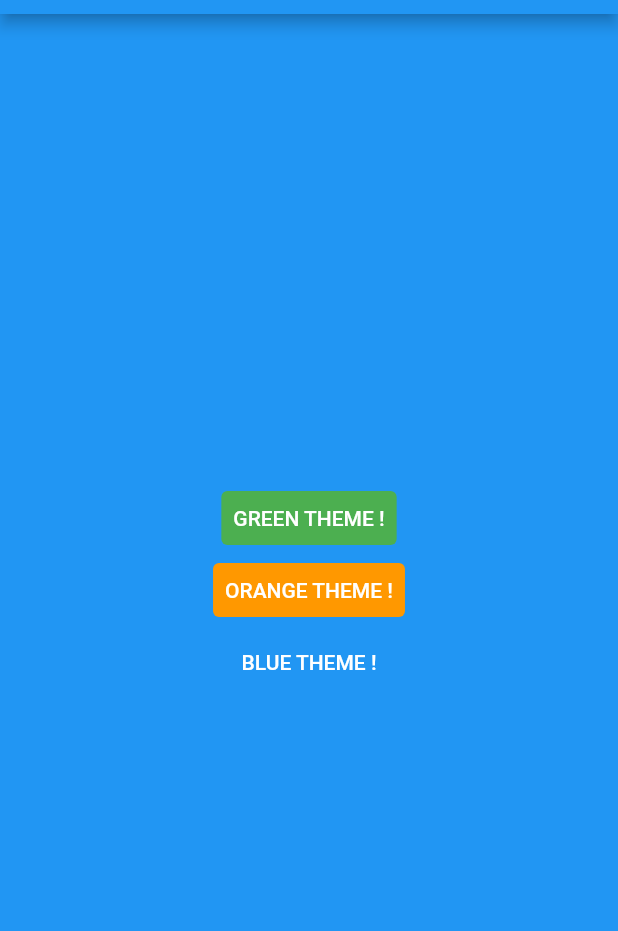
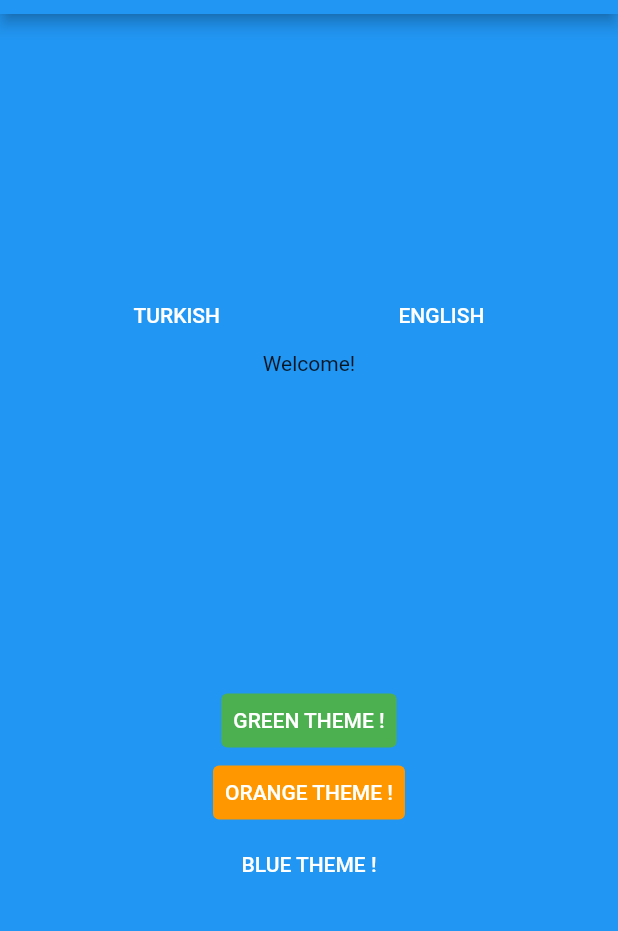
Before and after one commit to desxz/flutter-theme-management, a Flutter app: the screen it shows after launch, on a phone screen of 412 x 824 dp, the part 70-1001 px from its top. Run offline on Flutter 3.47's test engine with Material 2 defaults, Android fonts, the light colour scheme and no system bars; our stand-ins replace easy_localization.

Commit message:
Localization Management

```diff
--- /dev/null
+++ b/assets/translations/en-US.json
@@ -0,0 +1,3 @@
+{
+    "welcome": "Welcome!"
+}
--- /dev/null
+++ b/assets/translations/tr-TR.json
@@ -0,0 +1,3 @@
+{
+    "welcome": "Hoş geldiniz!"
+}
--- /dev/null
+++ b/lib/localization/config/localization_config.dart
@@ -0,0 +1,23 @@
+import 'package:easy_localization/easy_localization.dart';
+import 'package:flutter/material.dart';
+
+import '../../main.dart';
+import '../keys/codegen_loader.g.dart';
+import '../manager/localization_manager.dart';
+
+class LocalizationConfig extends StatelessWidget {
+  const LocalizationConfig({
+    Key? key,
+  }) : super(key: key);
+
+  @override
+  Widget build(BuildContext context) {
+    return EasyLocalization(
+      path: LocalizationManager.instance.localePath!,
+      supportedLocales: LocalizationManager.instance.supportedLocales,
+      startLocale: LocalizationEnum.ENGLISH.translate,
+      assetLoader: CodegenLoader(),
+      child: MyApp(),
+    );
+  }
+}
--- /dev/null
+++ b/lib/localization/manager/interface_localization_manager.dart
@@ -0,0 +1,9 @@
+import 'package:flutter/material.dart';
+
+import 'localization_manager.dart';
+
+abstract class ILocalizationManager {
+  String? localePath;
+  List<Locale> get supportedLocales;
+  LocalizationEnum currentLocale = LocalizationEnum.ENGLISH;
+}
--- /dev/null
+++ b/lib/localization/manager/localization_manager.dart
@@ -0,0 +1,43 @@
+import 'package:flutter/material.dart';
+
+import 'interface_localization_manager.dart';
+
+enum LocalizationEnum {
+  TURKCE,
+  ENGLISH,
+}
+
+extension LocalizationExtension on LocalizationEnum {
+  Locale? get translate {
+    switch (this) {
+      case LocalizationEnum.TURKCE:
+        return LocalizationManager.instance.trTRLocale;
+      case LocalizationEnum.ENGLISH:
+        return LocalizationManager.instance.enUSLocale;
+      default:
+        return LocalizationManager.instance.enUSLocale;
+    }
+  }
+}
+
+class LocalizationManager implements ILocalizationManager {
+  static LocalizationManager? _instance;
+  static LocalizationManager get instance {
+    _instance ??= LocalizationManager._init();
+    return _instance!;
+  }
+
+  LocalizationManager._init();
+
+  @override
+  String? localePath = 'assets/translations';
+
+  final enUSLocale = Locale('en', 'US');
+  final trTRLocale = Locale('tr', 'TR');
+
+  @override
+  List<Locale> get supportedLocales => [enUSLocale, trTRLocale];
+
+  @override
+  LocalizationEnum currentLocale = LocalizationEnum.ENGLISH;
+}
--- a/lib/main.dart
+++ b/lib/main.dart
@@ -1,17 +1,16 @@
+import 'package:easy_localization/easy_localization.dart';
 import 'package:flutter/material.dart';
-import 'package:provider/provider.dart';
 
-import 'screen/home_scree.dart';
+import 'provider/multi_provider.dart';
+import 'screen/home_screen.dart';
 import 'theme/manager/theme_manager.dart';
 
-void main() {
+Future<void> main() async {
+  WidgetsFlutterBinding.ensureInitialized();
+  await EasyLocalization.ensureInitialized();
+
   runApp(
-    MultiProvider(
-      providers: [
-        ChangeNotifierProvider(create: (_) => ThemeManager.instance),
-      ],
-      child: MyApp(),
-    ),
+    ProviderList(),
   );
 }
 
@@ -19,11 +18,12 @@ class MyApp extends StatelessWidget {
   @override
   Widget build(BuildContext context) {
     return MaterialApp(
+      localizationsDelegates: context.localizationDelegates,
+      supportedLocales: context.supportedLocales,
+      locale: context.locale,
       title: 'Material App',
       home: HomeScreen(),
-      theme: context
-          .watch<ThemeManager>()
-          .generateTheme(context.watch<ThemeManager>().currentTheme!),
+      theme: context.theme,
     );
   }
 }
--- /dev/null
+++ b/lib/provider/multi_provider.dart
@@ -0,0 +1,21 @@
+import 'package:flutter/material.dart';
+import 'package:provider/provider.dart';
+
+import '../localization/config/localization_config.dart';
+import '../theme/manager/theme_manager.dart';
+
+class ProviderList extends StatelessWidget {
+  const ProviderList({
+    Key? key,
+  }) : super(key: key);
+
+  @override
+  Widget build(BuildContext context) {
+    return MultiProvider(
+      providers: [
+        ChangeNotifierProvider(create: (_) => ThemeManager.instance),
+      ],
+      child: LocalizationConfig(),
+    );
+  }
+}
--- a/lib/screen/home_scree.dart
+++ b/lib/screen/home_screen.dart
@@ -1,5 +1,8 @@
+import 'package:easy_localization/easy_localization.dart';
 import 'package:flutter/material.dart';
 
+import '../localization/keys/locale_keys.g.dart';
+import '../localization/manager/localization_manager.dart';
 import '../theme/manager/theme_manager.dart';
 
 class HomeScreen extends StatefulWidget {
@@ -23,6 +26,40 @@ class _HomeScreenState extends State<HomeScreen> {
         child: Column(
           mainAxisAlignment: MainAxisAlignment.center,
           children: [
+            Row(
+              mainAxisAlignment: MainAxisAlignment.center,
+              children: [
+                TextButton(
+                  onPressed: () async {
+                    await context
+                        .setLocale(LocalizationManager.instance.trTRLocale);
+                  },
+                  child: Text(
+                    'TURKISH',
+                    style: TextStyle(color: Colors.white),
+                  ),
+                  style: TextButton.styleFrom(backgroundColor: Colors.blue),
+                ),
+                SizedBox(
+                  width: MediaQuery.of(context).size.width / 4,
+                ),
+                TextButton(
+                  onPressed: () async {
+                    await context
+                        .setLocale(LocalizationManager.instance.enUSLocale);
+                  },
+                  child: Text(
+                    'ENGLISH',
+                    style: TextStyle(color: Colors.white),
+                  ),
+                  style: TextButton.styleFrom(backgroundColor: Colors.blue),
+                ),
+              ],
+            ),
+            Text(LocaleKeys.welcome).tr(),
+            SizedBox(
+              height: MediaQuery.of(context).size.height / 4,
+            ),
             TextButton(
               onPressed: () {
                 themeManager.changeTheme(ThemeEnum.GREEN);
```
Also changed, not shown: lib/theme/manager/theme_manager.dart (+7 -0 lines), lib/theme/types/theme_dark.dart (added, +15 -0 lines), pubspec.yaml (+4 -3 lines), lib/localization/keys/codegen_loader.g.dart (added), lib/localization/keys/locale_keys.g.dart (added), pubspec.lock, 1 other file.
